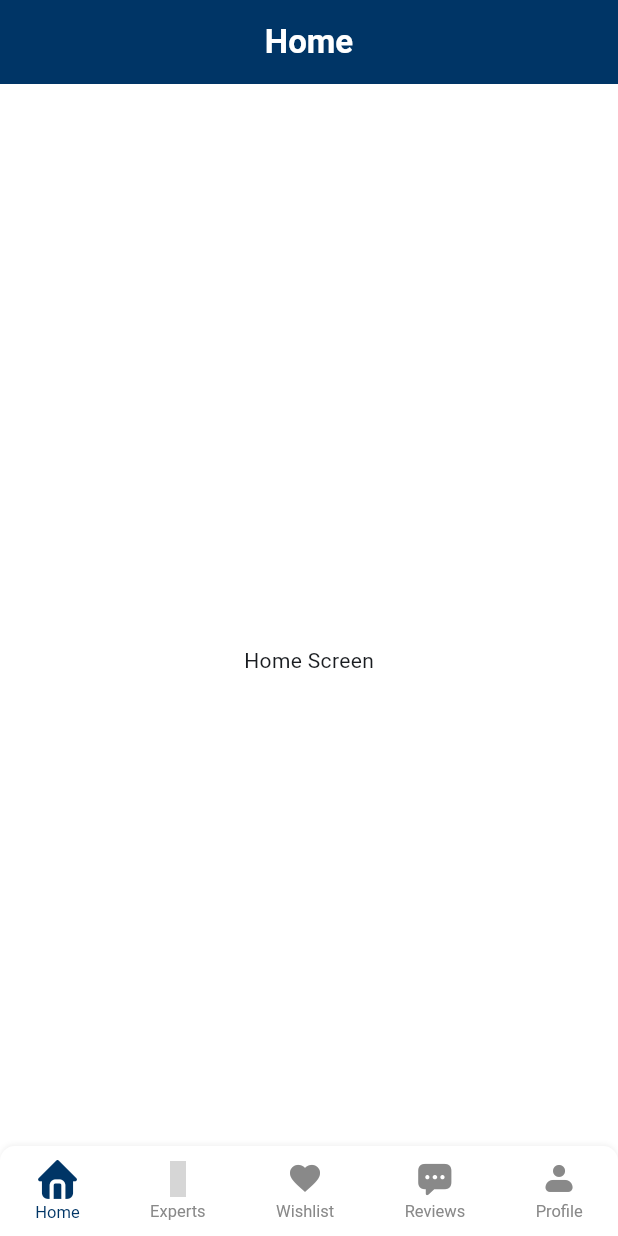
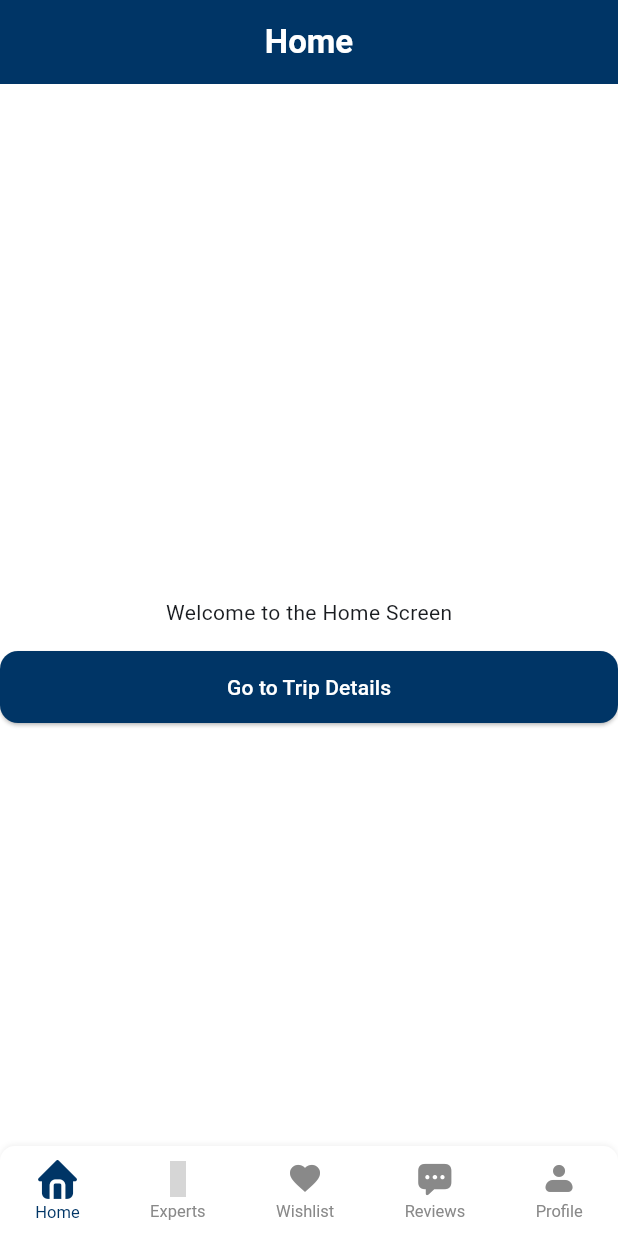
Before and after one commit to mazenwahed0/soul_trip, a Flutter app: the screen it shows after launch, on a phone screen of 412 x 824 dp. Run offline on Flutter 3.47's test engine with Material 3 defaults, Android fonts, the phone set to English and light mode, and no system bars; our stand-ins replace animate_do, animated_text_kit, cached_network_image, connectivity_plus, easy_localization, equatable and 10 more; missing offline and left inert: solar_icon_pack; accounts and stored records are empty; grey boxes are pictures that could not be loaded.

Commit message:
Add Structure

```diff
--- a/lib/core/routing/app_router.dart
+++ b/lib/core/routing/app_router.dart
@@ -7,6 +7,7 @@ import 'package:soul_trip/features/layout/ui/screen/layout_screen.dart';
 import 'package:soul_trip/features/profile/ui/screen/profile_screen.dart';
 import 'package:soul_trip/features/reviews/ui/screen/reviews_screen.dart';
 import 'package:soul_trip/features/wishlist/ui/screen/wishlist_screen.dart';
+import 'package:soul_trip/features/trip_details/screen/trip_details_screen.dart';
 
 abstract class AppRouter {
   static final router = GoRouter(
@@ -57,6 +58,10 @@ abstract class AppRouter {
           ),
         ],
       ),
+      GoRoute(path:Routes.tripDetailsScreen,
+        pageBuilder: (context, state) =>
+            fadeTransitionPage(const TripDetailsScreen()),
+      ),
     ],
   );
 }
--- a/lib/core/routing/routes.dart
+++ b/lib/core/routing/routes.dart
@@ -43,4 +43,5 @@ class Routes {
   static const String audioPlayerView = '/audio-player';
   static const String authorProfileView = '/author-profile';
   static const String galleriesArticlesWidget = '/galleries-articles-widget';
+  static const String tripDetailsScreen = '/trip-details';
 }
--- a/lib/features/home/ui/screen/home_screen.dart
+++ b/lib/features/home/ui/screen/home_screen.dart
@@ -1,4 +1,6 @@
 import 'package:flutter/material.dart';
+import 'package:go_router/go_router.dart';
+import 'package:soul_trip/core/routing/routes.dart';
 
 class HomeScreen extends StatelessWidget {
   const HomeScreen({super.key});
@@ -7,7 +9,21 @@ class HomeScreen extends StatelessWidget {
   Widget build(BuildContext context) {
     return Scaffold(
       appBar: AppBar(title: const Text('Home')),
-      body: const Center(child: Text('Home Screen')),
+      body:  Center(
+        child: Column(
+          mainAxisAlignment: MainAxisAlignment.center,
+          children: [
+            Text( 'Welcome to the Home Screen',),
+            SizedBox(height: 16),
+            ElevatedButton(
+              onPressed: () {
+                context.go(Routes.tripDetailsScreen);
+              },
+              child: const Text('Go to Trip Details'),
+            ),
+          ],
+        ),
+      ),
     );
   }
 }
--- /dev/null
+++ b/lib/features/trip_details/cubit/trip_details_cubit.dart
@@ -0,0 +1,2 @@
+import 'package:flutter_bloc/flutter_bloc.dart';
+import 'trip_details_state.dart';
```
Also changed, not shown: lib/features/trip_details/cubit/trip_details_state.dart (added, +19 -0 lines), lib/features/trip_details/screen/trip_details_screen.dart (added, +17 -0 lines).
